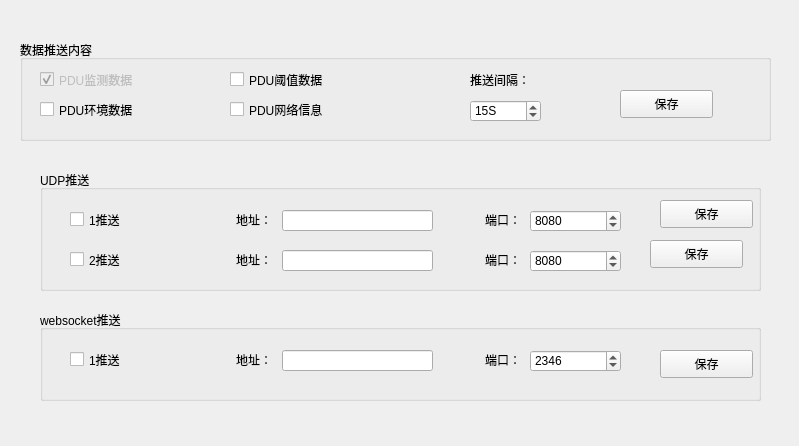
Old version of the form CleverManagerV3/setups/push/setup_pushwid.ui in the repository ChinaClever/CleverManagerV3.
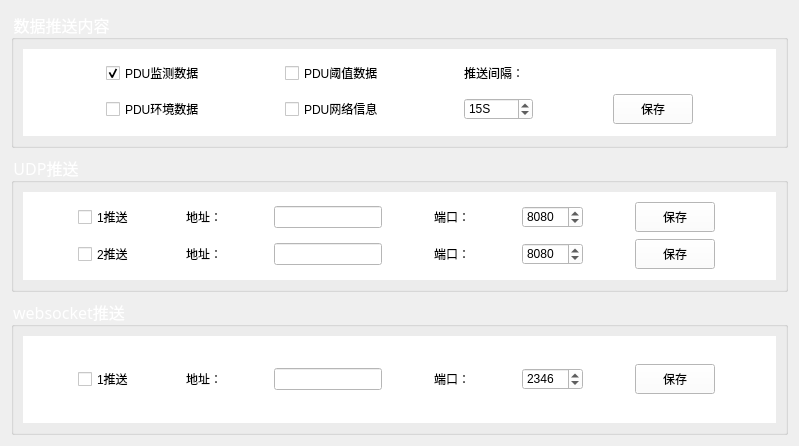
New version of the form.

```diff
--- a/CleverManagerV3/setups/push/setup_pushwid.ui
+++ b/CleverManagerV3/setups/push/setup_pushwid.ui
@@ -10,32 +10,59 @@
     <height>446</height>
    </rect>
   </property>
+  <property name="font">
+   <font>
+    <family>微软雅黑</family>
+    <pointsize>12</pointsize>
+   </font>
+  </property>
   <property name="windowTitle">
    <string>Form</string>
   </property>
+  <property name="styleSheet">
+   <string notr="true"/>
+  </property>
+  <layout class="QGridLayout" name="gridLayout_6">
+   <item row="0" column="0">
   <widget class="QGroupBox" name="groupBox">
-   <property name="geometry">
-    <rect>
-     <x>20</x>
-     <y>40</y>
-     <width>751</width>
-     <height>101</height>
-    </rect>
+     <property name="font">
+      <font>
+       <family>微软雅黑</family>
+       <pointsize>12</pointsize>
+      </font>
+     </property>
+     <property name="styleSheet">
+      <string notr="true">color:rgb(255,255,255);</string>
    </property>
    <property name="title">
     <string>数据推送内容</string>
    </property>
+     <layout class="QGridLayout" name="gridLayout">
+      <item row="0" column="0">
+       <widget class="QWidget" name="widget" native="true">
+        <property name="font">
+         <font>
+          <family>微软雅黑</family>
+          <pointsize>12</pointsize>
+         </font>
+        </property>
+        <property name="styleSheet">
+         <string notr="true">background-color: rgb(255, 255, 255);</string>
+        </property>
+        <layout class="QGridLayout" name="gridLayout_3">
+         <item row="0" column="0">
    <widget class="QCheckBox" name="checkBox">
     <property name="enabled">
      <bool>false</bool>
     </property>
-    <property name="geometry">
-     <rect>
-      <x>20</x>
-      <y>30</y>
-      <width>151</width>
-      <height>19</height>
-     </rect>
+           <property name="sizePolicy">
+            <sizepolicy hsizetype="Fixed" vsizetype="Fixed">
+             <horstretch>0</horstretch>
+             <verstretch>0</verstretch>
+            </sizepolicy>
+           </property>
+           <property name="styleSheet">
+            <string notr="true">color:rgb(0,0,0)</string>
     </property>
     <property name="text">
      <string>PDU监测数据</string>
@@ -44,40 +71,84 @@
      <bool>true</bool>
     </property>
    </widget>
+         </item>
+         <item row="0" column="1">
    <widget class="QCheckBox" name="tCb">
-    <property name="geometry">
-     <rect>
-      <x>210</x>
-      <y>30</y>
-      <width>151</width>
-      <height>19</height>
-     </rect>
+           <property name="sizePolicy">
+            <sizepolicy hsizetype="Fixed" vsizetype="Fixed">
+             <horstretch>0</horstretch>
+             <verstretch>0</verstretch>
+            </sizepolicy>
+           </property>
+           <property name="styleSheet">
+            <string notr="true">color:rgb(0,0,0)</string>
     </property>
     <property name="text">
      <string>PDU阈值数据</string>
     </property>
    </widget>
+         </item>
+         <item row="0" column="2">
+          <widget class="QLabel" name="label_2">
+           <property name="sizePolicy">
+            <sizepolicy hsizetype="Fixed" vsizetype="Fixed">
+             <horstretch>0</horstretch>
+             <verstretch>0</verstretch>
+            </sizepolicy>
+           </property>
+           <property name="styleSheet">
+            <string notr="true">color:rgb(0,0,0)</string>
+           </property>
+           <property name="text">
+            <string>推送间隔：</string>
+           </property>
+           <property name="alignment">
+            <set>Qt::AlignLeading|Qt::AlignLeft|Qt::AlignVCenter</set>
+           </property>
+          </widget>
+         </item>
+         <item row="1" column="0">
    <widget class="QCheckBox" name="envCb">
-    <property name="geometry">
-     <rect>
-      <x>20</x>
-      <y>60</y>
-      <width>151</width>
-      <height>19</height>
-     </rect>
+           <property name="sizePolicy">
+            <sizepolicy hsizetype="Fixed" vsizetype="Fixed">
+             <horstretch>0</horstretch>
+             <verstretch>0</verstretch>
+            </sizepolicy>
+           </property>
+           <property name="styleSheet">
+            <string notr="true">color:rgb(0,0,0)</string>
     </property>
     <property name="text">
      <string>PDU环境数据</string>
     </property>
    </widget>
+         </item>
+         <item row="1" column="1">
+          <widget class="QCheckBox" name="netCb">
+           <property name="sizePolicy">
+            <sizepolicy hsizetype="Fixed" vsizetype="Fixed">
+             <horstretch>0</horstretch>
+             <verstretch>0</verstretch>
+            </sizepolicy>
+           </property>
+           <property name="styleSheet">
+            <string notr="true">color:rgb(0,0,0)</string>
+           </property>
+           <property name="text">
+            <string>PDU网络信息</string>
+           </property>
+          </widget>
+         </item>
+         <item row="1" column="2">
    <widget class="QSpinBox" name="timeSpin">
-    <property name="geometry">
-     <rect>
-      <x>450</x>
-      <y>60</y>
-      <width>71</width>
-      <height>22</height>
-     </rect>
+           <property name="sizePolicy">
+            <sizepolicy hsizetype="Fixed" vsizetype="Fixed">
+             <horstretch>0</horstretch>
+             <verstretch>0</verstretch>
+            </sizepolicy>
+           </property>
+           <property name="styleSheet">
+            <string notr="true">color:rgb(0,0,0)</string>
     </property>
     <property name="suffix">
      <string>S</string>
@@ -92,92 +163,89 @@
      <number>15</number>
     </property>
    </widget>
-   <widget class="QLabel" name="label_2">
-    <property name="geometry">
-     <rect>
-      <x>450</x>
-      <y>30</y>
-      <width>101</width>
-      <height>20</height>
-     </rect>
-    </property>
-    <property name="text">
-     <string>推送间隔：</string>
-    </property>
-    <property name="alignment">
-     <set>Qt::AlignLeading|Qt::AlignLeft|Qt::AlignVCenter</set>
-    </property>
-   </widget>
+         </item>
+         <item row="1" column="3">
    <widget class="QPushButton" name="btn">
-    <property name="geometry">
-     <rect>
-      <x>600</x>
-      <y>50</y>
-      <width>93</width>
-      <height>28</height>
-     </rect>
+           <property name="sizePolicy">
+            <sizepolicy hsizetype="Fixed" vsizetype="Fixed">
+             <horstretch>0</horstretch>
+             <verstretch>0</verstretch>
+            </sizepolicy>
+           </property>
+           <property name="minimumSize">
+            <size>
+             <width>80</width>
+             <height>30</height>
+            </size>
+           </property>
+           <property name="maximumSize">
+            <size>
+             <width>80</width>
+             <height>30</height>
+            </size>
+           </property>
+           <property name="styleSheet">
+            <string notr="true">color:rgb(0,0,0)</string>
     </property>
     <property name="text">
      <string>保存</string>
     </property>
    </widget>
-   <widget class="QCheckBox" name="netCb">
-    <property name="geometry">
-     <rect>
-      <x>210</x>
-      <y>60</y>
-      <width>151</width>
-      <height>19</height>
-     </rect>
-    </property>
-    <property name="text">
-     <string>PDU网络信息</string>
-    </property>
-   </widget>
-  </widget>
+         </item>
+        </layout>
+       </widget>
+      </item>
+     </layout>
+    </widget>
+   </item>
+   <item row="1" column="0">
   <widget class="QGroupBox" name="groupBox_2">
-   <property name="geometry">
-    <rect>
-     <x>40</x>
-     <y>170</y>
-     <width>721</width>
-     <height>121</height>
-    </rect>
+     <property name="font">
+      <font>
+       <family>微软雅黑</family>
+       <pointsize>12</pointsize>
+      </font>
+     </property>
+     <property name="styleSheet">
+      <string notr="true">color:rgb(255,255,255)</string>
    </property>
    <property name="title">
     <string>UDP推送</string>
    </property>
+     <layout class="QGridLayout" name="gridLayout_4">
+      <item row="0" column="0">
+       <widget class="QWidget" name="widget_2" native="true">
+        <property name="font">
+         <font>
+          <family>微软雅黑</family>
+          <pointsize>12</pointsize>
+         </font>
+        </property>
+        <property name="styleSheet">
+         <string notr="true">background-color: rgb(255, 255, 255);
+color:rgb(0,0,0)</string>
+        </property>
+        <layout class="QGridLayout" name="gridLayout_2">
+         <item row="0" column="0">
    <widget class="QCheckBox" name="udpEn_1">
-    <property name="geometry">
-     <rect>
-      <x>30</x>
-      <y>40</y>
-      <width>91</width>
-      <height>19</height>
-     </rect>
+           <property name="sizePolicy">
+            <sizepolicy hsizetype="Fixed" vsizetype="Fixed">
+             <horstretch>0</horstretch>
+             <verstretch>0</verstretch>
+            </sizepolicy>
     </property>
     <property name="text">
      <string>1推送</string>
     </property>
    </widget>
-   <widget class="QLineEdit" name="udpUrl_1">
-    <property name="geometry">
-     <rect>
-      <x>242</x>
-      <y>40</y>
-      <width>151</width>
-      <height>21</height>
-     </rect>
-    </property>
-   </widget>
+         </item>
+         <item row="0" column="1">
    <widget class="QLabel" name="label">
-    <property name="geometry">
-     <rect>
-      <x>161</x>
-      <y>40</y>
-      <width>71</width>
-      <height>20</height>
-     </rect>
+           <property name="sizePolicy">
+            <sizepolicy hsizetype="Fixed" vsizetype="Fixed">
+             <horstretch>0</horstretch>
+             <verstretch>0</verstretch>
+            </sizepolicy>
     </property>
     <property name="text">
      <string>地址：</string>
@@ -186,88 +254,24 @@
      <set>Qt::AlignRight|Qt::AlignTrailing|Qt::AlignVCenter</set>
     </property>
    </widget>
-   <widget class="QSpinBox" name="udpPort_2">
-    <property name="geometry">
-     <rect>
-      <x>490</x>
-      <y>80</y>
-      <width>91</width>
-      <height>22</height>
-     </rect>
-    </property>
-    <property name="minimum">
-     <number>100</number>
-    </property>
-    <property name="maximum">
-     <number>65535</number>
-    </property>
-    <property name="value">
-     <number>8080</number>
-    </property>
-   </widget>
-   <widget class="QLineEdit" name="udpUrl_2">
-    <property name="geometry">
-     <rect>
-      <x>242</x>
-      <y>80</y>
-      <width>151</width>
-      <height>21</height>
-     </rect>
-    </property>
-   </widget>
-   <widget class="QLabel" name="label_3">
-    <property name="geometry">
-     <rect>
-      <x>410</x>
-      <y>80</y>
-      <width>71</width>
-      <height>20</height>
-     </rect>
-    </property>
-    <property name="text">
-     <string>端口：</string>
-    </property>
-    <property name="alignment">
-     <set>Qt::AlignRight|Qt::AlignTrailing|Qt::AlignVCenter</set>
-    </property>
-   </widget>
-   <widget class="QLabel" name="label_4">
-    <property name="geometry">
-     <rect>
-      <x>161</x>
-      <y>80</y>
-      <width>71</width>
-      <height>20</height>
-     </rect>
-    </property>
-    <property name="text">
-     <string>地址：</string>
-    </property>
-    <property name="alignment">
-     <set>Qt::AlignRight|Qt::AlignTrailing|Qt::AlignVCenter</set>
-    </property>
-   </widget>
-   <widget class="QCheckBox" name="udpEn_2">
-    <property name="geometry">
-     <rect>
-      <x>30</x>
-      <y>80</y>
-      <width>91</width>
-      <height>19</height>
-     </rect>
-    </property>
-    <property name="text">
-     <string>2推送</string>
-    </property>
-   </widget>
+         </item>
+         <item row="0" column="2">
+          <widget class="QLineEdit" name="udpUrl_1">
+           <property name="sizePolicy">
+            <sizepolicy hsizetype="Fixed" vsizetype="Fixed">
+             <horstretch>0</horstretch>
+             <verstretch>0</verstretch>
+            </sizepolicy>
+           </property>
+          </widget>
+         </item>
+         <item row="0" column="3">
    <widget class="QLabel" name="label_7">
-    <property name="geometry">
-     <rect>
-      <x>410</x>
-      <y>40</y>
-      <width>71</width>
-      <height>20</height>
-     </rect>
+           <property name="sizePolicy">
+            <sizepolicy hsizetype="Minimum" vsizetype="Fixed">
+             <horstretch>0</horstretch>
+             <verstretch>0</verstretch>
+            </sizepolicy>
     </property>
     <property name="text">
      <string>端口：</string>
@@ -276,14 +280,14 @@
      <set>Qt::AlignRight|Qt::AlignTrailing|Qt::AlignVCenter</set>
     </property>
    </widget>
+         </item>
+         <item row="0" column="4">
    <widget class="QSpinBox" name="udpPort_1">
-    <property name="geometry">
-     <rect>
-      <x>490</x>
-      <y>40</y>
-      <width>91</width>
-      <height>22</height>
-     </rect>
+           <property name="sizePolicy">
+            <sizepolicy hsizetype="Fixed" vsizetype="Fixed">
+             <horstretch>0</horstretch>
+             <verstretch>0</verstretch>
+            </sizepolicy>
     </property>
     <property name="minimum">
      <number>100</number>
@@ -295,76 +299,191 @@
      <number>8080</number>
     </property>
    </widget>
+         </item>
+         <item row="0" column="5">
    <widget class="QPushButton" name="udpBtn_1">
-    <property name="geometry">
-     <rect>
-      <x>620</x>
-      <y>30</y>
-      <width>93</width>
-      <height>28</height>
-     </rect>
+           <property name="sizePolicy">
+            <sizepolicy hsizetype="Fixed" vsizetype="Fixed">
+             <horstretch>0</horstretch>
+             <verstretch>0</verstretch>
+            </sizepolicy>
+           </property>
+           <property name="minimumSize">
+            <size>
+             <width>80</width>
+             <height>30</height>
+            </size>
+           </property>
+           <property name="maximumSize">
+            <size>
+             <width>80</width>
+             <height>30</height>
+            </size>
+           </property>
+           <property name="styleSheet">
+            <string notr="true">color:rgb(0,0,0)</string>
     </property>
     <property name="text">
      <string>保存</string>
     </property>
    </widget>
+         </item>
+         <item row="1" column="0">
+          <widget class="QCheckBox" name="udpEn_2">
+           <property name="sizePolicy">
+            <sizepolicy hsizetype="Fixed" vsizetype="Fixed">
+             <horstretch>0</horstretch>
+             <verstretch>0</verstretch>
+            </sizepolicy>
+           </property>
+           <property name="text">
+            <string>2推送</string>
+           </property>
+          </widget>
+         </item>
+         <item row="1" column="1">
+          <widget class="QLabel" name="label_4">
+           <property name="sizePolicy">
+            <sizepolicy hsizetype="Fixed" vsizetype="Fixed">
+             <horstretch>0</horstretch>
+             <verstretch>0</verstretch>
+            </sizepolicy>
+           </property>
+           <property name="text">
+            <string>地址：</string>
+           </property>
+           <property name="alignment">
+            <set>Qt::AlignRight|Qt::AlignTrailing|Qt::AlignVCenter</set>
+           </property>
+          </widget>
+         </item>
+         <item row="1" column="2">
+          <widget class="QLineEdit" name="udpUrl_2">
+           <property name="sizePolicy">
+            <sizepolicy hsizetype="Fixed" vsizetype="Fixed">
+             <horstretch>0</horstretch>
+             <verstretch>0</verstretch>
+            </sizepolicy>
+           </property>
+          </widget>
+         </item>
+         <item row="1" column="3">
+          <widget class="QLabel" name="label_3">
+           <property name="sizePolicy">
+            <sizepolicy hsizetype="Fixed" vsizetype="Fixed">
+             <horstretch>0</horstretch>
+             <verstretch>0</verstretch>
+            </sizepolicy>
+           </property>
+           <property name="text">
+            <string>端口：</string>
+           </property>
+           <property name="alignment">
+            <set>Qt::AlignRight|Qt::AlignTrailing|Qt::AlignVCenter</set>
+           </property>
+          </widget>
+         </item>
+         <item row="1" column="4">
+          <widget class="QSpinBox" name="udpPort_2">
+           <property name="sizePolicy">
+            <sizepolicy hsizetype="Fixed" vsizetype="Fixed">
+             <horstretch>0</horstretch>
+             <verstretch>0</verstretch>
+            </sizepolicy>
+           </property>
+           <property name="minimum">
+            <number>100</number>
+           </property>
+           <property name="maximum">
+            <number>65535</number>
+           </property>
+           <property name="value">
+            <number>8080</number>
+           </property>
+          </widget>
+         </item>
+         <item row="1" column="5">
    <widget class="QPushButton" name="udpBtn_2">
-    <property name="geometry">
-     <rect>
-      <x>610</x>
-      <y>70</y>
-      <width>93</width>
-      <height>28</height>
-     </rect>
+           <property name="sizePolicy">
+            <sizepolicy hsizetype="Fixed" vsizetype="Fixed">
+             <horstretch>0</horstretch>
+             <verstretch>0</verstretch>
+            </sizepolicy>
+           </property>
+           <property name="minimumSize">
+            <size>
+             <width>80</width>
+             <height>30</height>
+            </size>
+           </property>
+           <property name="maximumSize">
+            <size>
+             <width>80</width>
+             <height>30</height>
+            </size>
+           </property>
+           <property name="styleSheet">
+            <string notr="true">color:rgb(0,0,0)</string>
     </property>
     <property name="text">
      <string>保存</string>
     </property>
    </widget>
-  </widget>
+         </item>
+        </layout>
+       </widget>
+      </item>
+     </layout>
+    </widget>
+   </item>
+   <item row="2" column="0">
   <widget class="QGroupBox" name="groupBox_3">
-   <property name="geometry">
-    <rect>
-     <x>40</x>
-     <y>310</y>
-     <width>721</width>
-     <height>91</height>
-    </rect>
+     <property name="font">
+      <font>
+       <family>微软雅黑</family>
+       <pointsize>12</pointsize>
+      </font>
+     </property>
+     <property name="styleSheet">
+      <string notr="true">color:rgb(255,255,255)</string>
    </property>
    <property name="title">
     <string>websocket推送</string>
    </property>
+     <layout class="QGridLayout" name="gridLayout_5">
+      <item row="0" column="0">
+       <widget class="QWidget" name="widget_3" native="true">
+        <property name="font">
+         <font>
+          <family>微软雅黑</family>
+          <pointsize>12</pointsize>
+         </font>
+        </property>
+        <property name="styleSheet">
+         <string notr="true">background-color: rgb(255, 255, 255);
+color:rgb(0,0,0)</string>
+        </property>
+        <layout class="QHBoxLayout" name="horizontalLayout_2">
+         <item>
    <widget class="QCheckBox" name="wsEN">
-    <property name="geometry">
-     <rect>
-      <x>30</x>
-      <y>40</y>
-      <width>91</width>
-      <height>19</height>
-     </rect>
+           <property name="sizePolicy">
+            <sizepolicy hsizetype="Fixed" vsizetype="Fixed">
+             <horstretch>0</horstretch>
+             <verstretch>0</verstretch>
+            </sizepolicy>
     </property>
     <property name="text">
      <string>1推送</string>
     </property>
    </widget>
-   <widget class="QLineEdit" name="wsUrl">
-    <property name="geometry">
-     <rect>
-      <x>242</x>
-      <y>40</y>
-      <width>151</width>
-      <height>21</height>
-     </rect>
-    </property>
-   </widget>
+         </item>
+         <item>
    <widget class="QLabel" name="label_5">
-    <property name="geometry">
-     <rect>
-      <x>161</x>
-      <y>40</y>
-      <width>71</width>
-      <height>20</height>
-     </rect>
+           <property name="sizePolicy">
+            <sizepolicy hsizetype="Fixed" vsizetype="Fixed">
+             <horstretch>0</horstretch>
+             <verstretch>0</verstretch>
+            </sizepolicy>
     </property>
     <property name="text">
      <string>地址：</string>
@@ -373,14 +492,40 @@
      <set>Qt::AlignRight|Qt::AlignTrailing|Qt::AlignVCenter</set>
     </property>
    </widget>
+         </item>
+         <item>
+          <widget class="QLineEdit" name="wsUrl">
+           <property name="sizePolicy">
+            <sizepolicy hsizetype="Fixed" vsizetype="Fixed">
+             <horstretch>0</horstretch>
+             <verstretch>0</verstretch>
+            </sizepolicy>
+           </property>
+          </widget>
+         </item>
+         <item>
+          <widget class="QLabel" name="label_6">
+           <property name="sizePolicy">
+            <sizepolicy hsizetype="Fixed" vsizetype="Fixed">
+             <horstretch>0</horstretch>
+             <verstretch>0</verstretch>
+            </sizepolicy>
+           </property>
+           <property name="text">
+            <string>端口：</string>
+           </property>
+           <property name="alignment">
+            <set>Qt::AlignRight|Qt::AlignTrailing|Qt::AlignVCenter</set>
+           </property>
+          </widget>
+         </item>
+         <item>
    <widget class="QSpinBox" name="wsPort">
-    <property name="geometry">
-     <rect>
-      <x>490</x>
-      <y>40</y>
-      <width>91</width>
-      <height>22</height>
-     </rect>
+           <property name="sizePolicy">
+            <sizepolicy hsizetype="Fixed" vsizetype="Fixed">
+             <horstretch>0</horstretch>
+             <verstretch>0</verstretch>
+            </sizepolicy>
     </property>
     <property name="minimum">
      <number>100</number>
@@ -392,36 +537,42 @@
      <number>2346</number>
     </property>
    </widget>
-   <widget class="QLabel" name="label_6">
-    <property name="geometry">
-     <rect>
-      <x>410</x>
-      <y>40</y>
-      <width>71</width>
-      <height>20</height>
-     </rect>
-    </property>
-    <property name="text">
-     <string>端口：</string>
-    </property>
-    <property name="alignment">
-     <set>Qt::AlignRight|Qt::AlignTrailing|Qt::AlignVCenter</set>
-    </property>
-   </widget>
+         </item>
+         <item>
    <widget class="QPushButton" name="wsBtn">
-    <property name="geometry">
-     <rect>
-      <x>620</x>
-      <y>40</y>
-      <width>93</width>
-      <height>28</height>
-     </rect>
+           <property name="sizePolicy">
+            <sizepolicy hsizetype="Fixed" vsizetype="Fixed">
+             <horstretch>0</horstretch>
+             <verstretch>0</verstretch>
+            </sizepolicy>
+           </property>
+           <property name="minimumSize">
+            <size>
+             <width>80</width>
+             <height>30</height>
+            </size>
+           </property>
+           <property name="maximumSize">
+            <size>
+             <width>80</width>
+             <height>30</height>
+            </size>
+           </property>
+           <property name="styleSheet">
+            <string notr="true">color:rgb(0,0,0)</string>
     </property>
     <property name="text">
      <string>保存</string>
     </property>
    </widget>
-  </widget>
+         </item>
+        </layout>
+       </widget>
+      </item>
+     </layout>
+    </widget>
+   </item>
+  </layout>
  </widget>
  <resources/>
  <connections/>
```
Lines whose indentation alone changed are shown as unchanged.
